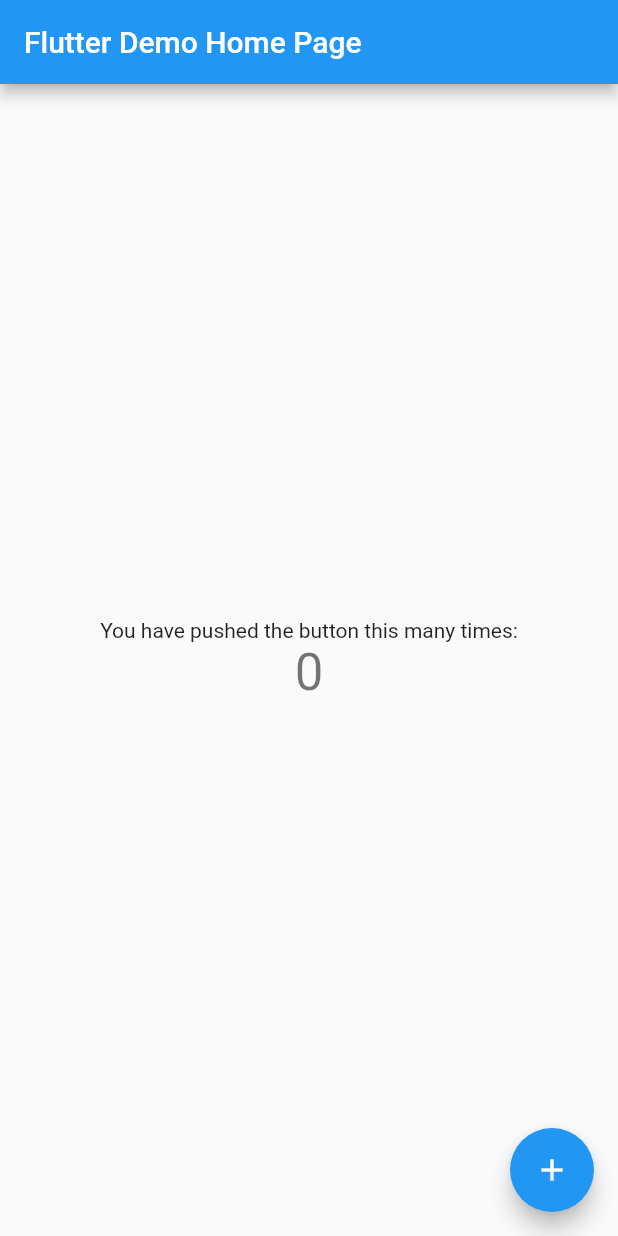
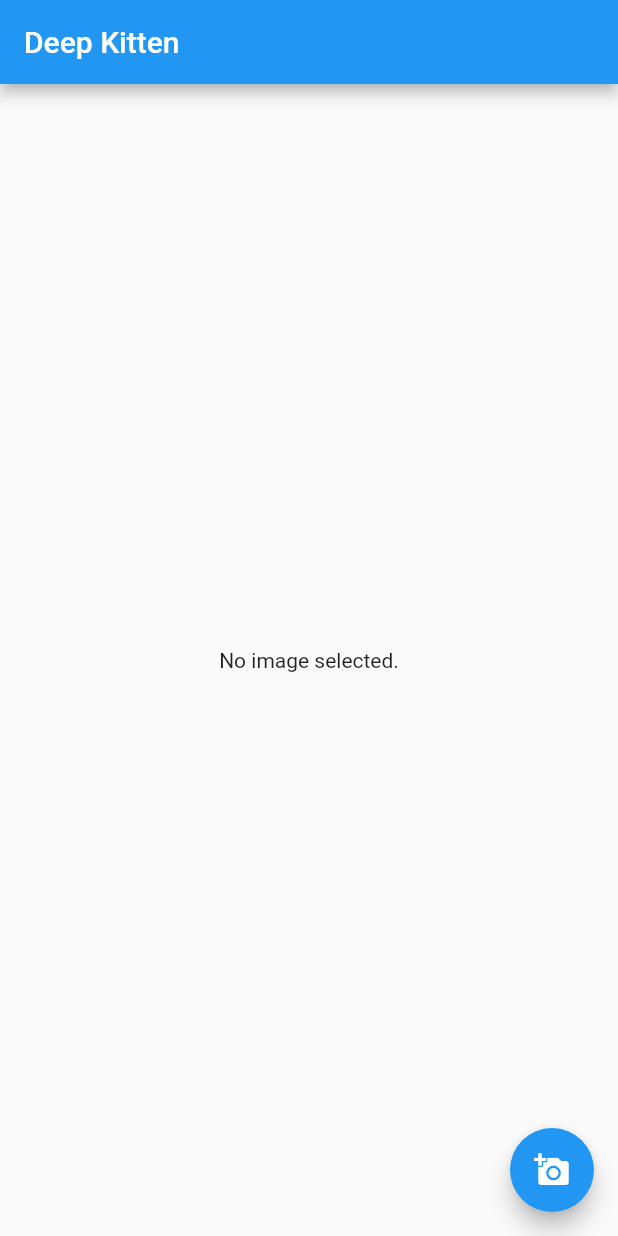
Before and after one commit to ScottBouloutian/deep-kitten, a Flutter app: the screen it shows after launch, on a phone screen of 412 x 824 dp. Run offline on Flutter 3.47's test engine with Material 2 defaults, Android fonts, the phone set to English and light mode, and no system bars; our stand-ins replace image_picker.

Commit message:
add image picker

```diff
--- /dev/null
+++ b/lib/app.dart
@@ -0,0 +1,15 @@
+import 'package:flutter/material.dart';
+import 'home_page.dart';
+
+class App extends StatelessWidget {
+  @override
+  Widget build(BuildContext context) {
+    return MaterialApp(
+      title: 'Deep Kitten',
+      theme: ThemeData(
+        primarySwatch: Colors.blue,
+      ),
+      home: HomePage(),
+    );
+  }
+}
--- /dev/null
+++ b/lib/home_page.dart
@@ -0,0 +1,39 @@
+import 'package:flutter/material.dart';
+import 'package:image_picker/image_picker.dart';
+import 'dart:io';
+
+class HomePage extends StatefulWidget {
+  @override
+  _HomePageState createState() => _HomePageState();
+}
+
+class _HomePageState extends State<HomePage> {
+  File _image;
+
+  Future getImage() async {
+    var image = await ImagePicker.pickImage(source: ImageSource.camera);
+
+    setState(() {
+      _image = image;
+    });
+  }
+
+  @override
+  Widget build(BuildContext context) {
+    return Scaffold(
+      appBar: AppBar(
+        title: Text('Deep Kitten'),
+      ),
+      body: Center(
+        child: _image == null
+            ? Text('No image selected.')
+            : Image.file(_image),
+      ),
+      floatingActionButton: FloatingActionButton(
+        onPressed: getImage,
+        tooltip: 'Pick Image',
+        child: Icon(Icons.add_a_photo),
+      ),
+    );
+  }
+}
--- a/lib/main.dart
+++ b/lib/main.dart
@@ -1,111 +1,4 @@
 import 'package:flutter/material.dart';
+import 'app.dart';
 
-void main() => runApp(MyApp());
-
-class MyApp extends StatelessWidget {
-  // This widget is the root of your application.
-  @override
-  Widget build(BuildContext context) {
-    return MaterialApp(
-      title: 'Flutter Demo',
-      theme: ThemeData(
-        // This is the theme of your application.
-        //
-        // Try running your application with "flutter run". You'll see the
-        // application has a blue toolbar. Then, without quitting the app, try
-        // changing the primarySwatch below to Colors.green and then invoke
-        // "hot reload" (press "r" in the console where you ran "flutter run",
-        // or simply save your changes to "hot reload" in a Flutter IDE).
-        // Notice that the counter didn't reset back to zero; the application
-        // is not restarted.
-        primarySwatch: Colors.blue,
-      ),
-      home: MyHomePage(title: 'Flutter Demo Home Page'),
-    );
-  }
-}
-
-class MyHomePage extends StatefulWidget {
-  MyHomePage({Key key, this.title}) : super(key: key);
-
-  // This widget is the home page of your application. It is stateful, meaning
-  // that it has a State object (defined below) that contains fields that affect
-  // how it looks.
-
-  // This class is the configuration for the state. It holds the values (in this
-  // case the title) provided by the parent (in this case the App widget) and
-  // used by the build method of the State. Fields in a Widget subclass are
-  // always marked "final".
-
-  final String title;
-
-  @override
-  _MyHomePageState createState() => _MyHomePageState();
-}
-
-class _MyHomePageState extends State<MyHomePage> {
-  int _counter = 0;
-
-  void _incrementCounter() {
-    setState(() {
-      // This call to setState tells the Flutter framework that something has
-      // changed in this State, which causes it to rerun the build method below
-      // so that the display can reflect the updated values. If we changed
-      // _counter without calling setState(), then the build method would not be
-      // called again, and so nothing would appear to happen.
-      _counter++;
-    });
-  }
-
-  @override
-  Widget build(BuildContext context) {
-    // This method is rerun every time setState is called, for instance as done
-    // by the _incrementCounter method above.
-    //
-    // The Flutter framework has been optimized to make rerunning build methods
-    // fast, so that you can just rebuild anything that needs updating rather
-    // than having to individually change instances of widgets.
-    return Scaffold(
-      appBar: AppBar(
-        // Here we take the value from the MyHomePage object that was created by
-        // the App.build method, and use it to set our appbar title.
-        title: Text(widget.title),
-      ),
-      body: Center(
-        // Center is a layout widget. It takes a single child and positions it
-        // in the middle of the parent.
-        child: Column(
-          // Column is also a layout widget. It takes a list of children and
-          // arranges them vertically. By default, it sizes itself to fit its
-          // children horizontally, and tries to be as tall as its parent.
-          //
-          // Invoke "debug painting" (press "p" in the console, choose the
-          // "Toggle Debug Paint" action from the Flutter Inspector in Android
-          // Studio, or the "Toggle Debug Paint" command in Visual Studio Code)
-          // to see the wireframe for each widget.
-          //
-          // Column has various properties to control how it sizes itself and
-          // how it positions its children. Here we use mainAxisAlignment to
-          // center the children vertically; the main axis here is the vertical
-          // axis because Columns are vertical (the cross axis would be
-          // horizontal).
-          mainAxisAlignment: MainAxisAlignment.center,
-          children: <Widget>[
-            Text(
-              'You have pushed the button this many times:',
-            ),
-            Text(
-              '$_counter',
-              style: Theme.of(context).textTheme.display1,
-            ),
-          ],
-        ),
-      ),
-      floatingActionButton: FloatingActionButton(
-        onPressed: _incrementCounter,
-        tooltip: 'Increment',
-        child: Icon(Icons.add),
-      ), // This trailing comma makes auto-formatting nicer for build methods.
-    );
-  }
-}
+void main() => runApp(App());
```
Also changed, not shown: pubspec.yaml (+1 -14 lines), pubspec.lock, 2 other files.
